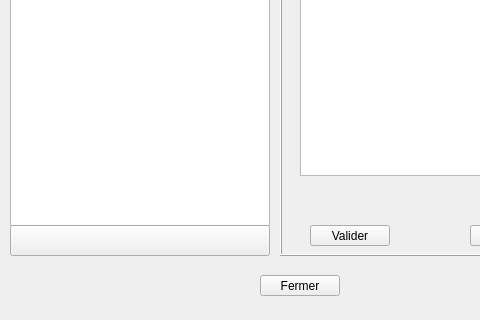
First picture: the form in CDAA-R/IHM/ui_interactioncontact.ui, repository samlach2222/ProjetCDAA-R, before the edit; both pictures show x 0 to 480 and y 225 to 545 of the 604 by 545 pixel window.
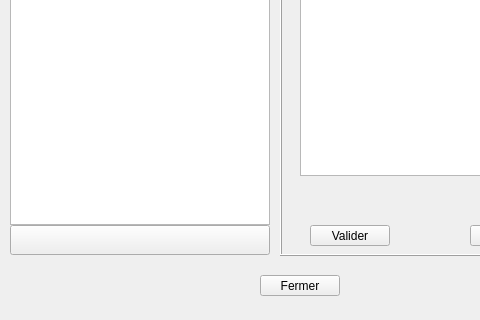
Second picture: the form after the edit. Icons and pictures are not drawn.

Diff of the .ui file:
```diff
--- a/CDAA-R/IHM/ui_interactioncontact.ui
+++ b/CDAA-R/IHM/ui_interactioncontact.ui
@@ -23,7 +23,7 @@
      <x>10</x>
      <y>10</y>
      <width>260</width>
-     <height>441</height>
+     <height>440</height>
     </rect>
    </property>
   </widget>
@@ -33,7 +33,7 @@
      <x>10</x>
      <y>450</y>
      <width>260</width>
-     <height>31</height>
+     <height>30</height>
     </rect>
    </property>
    <property name="text">
```
